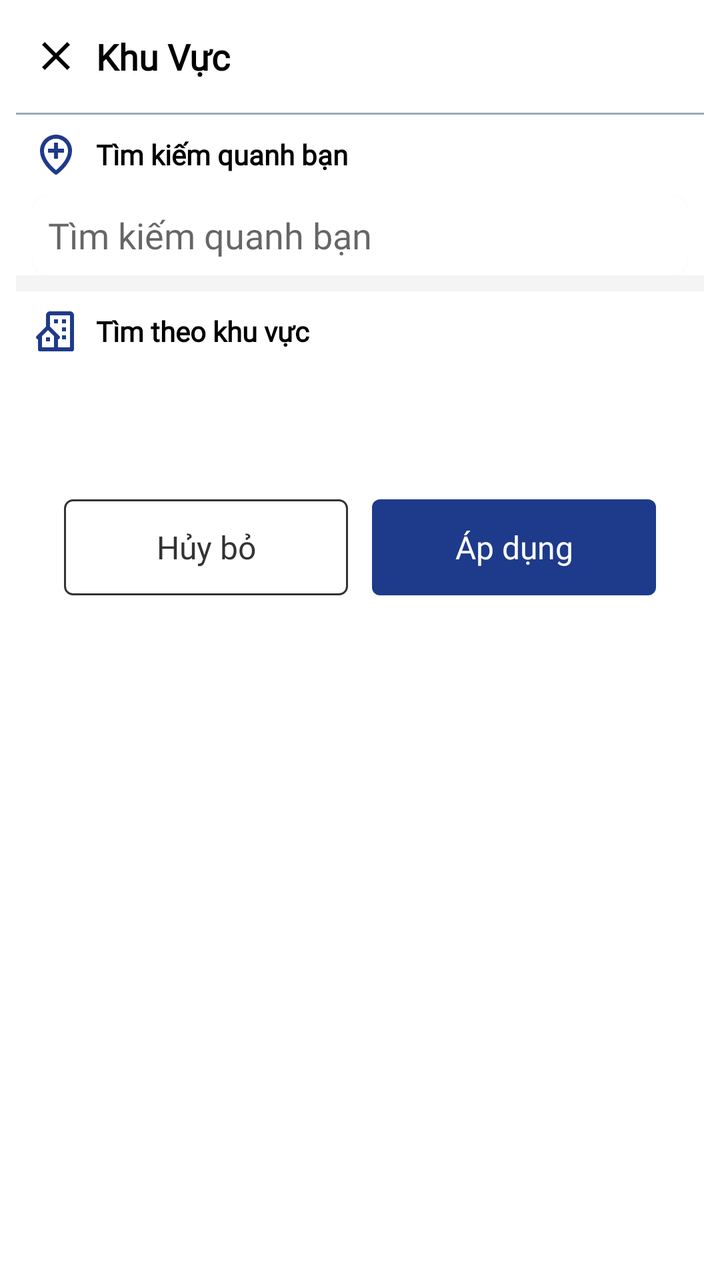
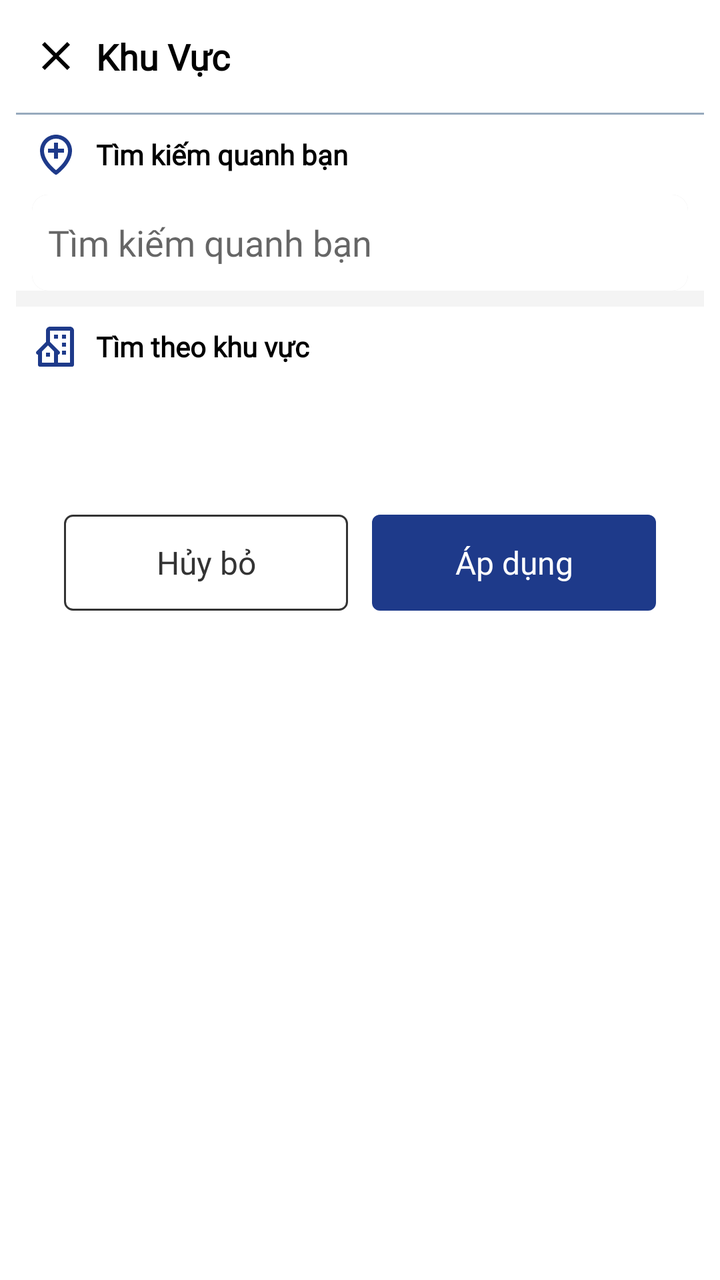

Before-and-after screenshots of an Android layout around one commit, followed by the original layout XML and the change that was made.
<!-- AndroidManifest.xml: application theme Theme.FatherOfApps -->
<!-- res/layout/dialog_filter.xml -->
<layout xmlns:android="http://schemas.android.com/apk/res/android"
    xmlns:app="http://schemas.android.com/apk/res-auto"
    xmlns:tools="http://schemas.android.com/tools">

    <data>
        <variable
            name="viewModel"
            type="com.fatherofapps.androidbase.ui.search.SearchViewModel" />
    </data>

    <androidx.constraintlayout.widget.ConstraintLayout
        android:layout_width="match_parent"
        android:layout_height="wrap_content"
        android:padding="8dp">

        
        <LinearLayout
            android:layout_width="match_parent"
            android:layout_height="wrap_content"
            android:orientation="vertical"
            app:layout_constraintEnd_toEndOf="parent"
            app:layout_constraintStart_toStartOf="parent"
            app:layout_constraintTop_toTopOf="parent">

            <LinearLayout
                android:layout_width="match_parent"
                android:layout_height="wrap_content"
                android:gravity="center_vertical"
                android:orientation="horizontal"
                android:padding="8dp">

                <ImageView
                    android:id="@+id/iv_Close"
                    android:layout_width="24dp"
                    android:layout_height="24dp"
                    android:src="@drawable/ic_close" />

                <TextView
                    android:id="@+id/tvTitle"
                    android:layout_width="wrap_content"
                    android:layout_height="wrap_content"
                    android:layout_gravity="center_vertical"
                    android:layout_marginStart="8dp"
                    android:fontFamily="@font/roboto_regular"
                    android:text="Khu Vực"
                    android:textColor="@color/black"
                    android:textSize="18sp"
                    android:textStyle="bold" /> 
            </LinearLayout>

            <View
                android:id="@+id/divider3"
                android:layout_width="match_parent"
                android:layout_height="1dp"
                android:layout_marginTop="8dp"
                android:background="@color/g_gray700"
                android:backgroundTint="@color/g_blue_gray200" />

            <LinearLayout
                android:layout_width="match_parent"
                android:layout_height="wrap_content"
                android:background="#ffff"
                android:gravity="center_vertical"
                android:orientation="horizontal"
                android:padding="8dp">

                <ImageView
                    android:id="@+id/iv_location"
                    android:layout_width="24dp"
                    android:layout_height="24dp"
                    android:src="@drawable/icon_loaction" />

                <TextView
                    android:id="@+id/tvTitle_location"
                    android:layout_width="wrap_content"
                    android:layout_height="wrap_content"
                    android:layout_gravity="center_vertical"
                    android:layout_marginStart="8dp"
                    android:fontFamily="@font/roboto_regular"
                    android:text="Tìm kiếm quanh bạn"
                    android:textColor="@color/black"
                    android:textSize="14sp"
                    android:textStyle="bold" /> 
            </LinearLayout>

            <EditText
                android:id="@+id/editTextLocation"
                android:layout_width="match_parent"
                android:layout_height="wrap_content"
                android:layout_marginStart="8dp"
                android:layout_marginEnd="8dp"
                android:background="@drawable/rounded_background"
                android:fontFamily="@font/roboto_regular"
                android:hint="Tìm kiếm quanh bạn"
                android:inputType="text"
                android:padding="8dp" />

            <LinearLayout
                android:layout_width="match_parent"
                android:layout_height="wrap_content"
                android:background="#F4F4F4"
                android:gravity="center_vertical"
                android:orientation="horizontal"
                android:padding="4dp">
                
            </LinearLayout>

            <LinearLayout
                android:layout_width="match_parent"
                android:layout_height="wrap_content"
                android:background="#ffff"
                android:gravity="center_vertical"
                android:orientation="horizontal"
                android:padding="8dp">

                <ImageView
                    android:id="@+id/iv_area"
                    android:layout_width="24dp"
                    android:layout_height="24dp"
                    android:src="@drawable/ic_building_house" />

                <TextView
                    android:id="@+id/tvTitle_area"
                    android:layout_width="wrap_content"
                    android:layout_height="wrap_content"
                    android:layout_gravity="center_vertical"
                    android:layout_marginStart="8dp"
                    android:fontFamily="@font/roboto_regular"
                    android:text="Tìm theo khu vực"
                    android:textColor="@color/black"
                    android:textSize="14sp"
                    android:textStyle="bold" />
            </LinearLayout>

            <LinearLayout
                android:layout_width="match_parent"
                android:layout_height="wrap_content"
                android:background="#ffff"
                android:gravity="center_vertical"
                android:orientation="vertical"
                android:padding="8dp">

                <androidx.recyclerview.widget.RecyclerView
                    android:id="@+id/recyclerViewCategories"
                    android:layout_width="match_parent"
                    android:layout_height="wrap_content"
                    android:layout_marginTop="8dp"
                    android:padding="8dp"
                    tools:listitem="@layout/item_district"
                    android:clipToPadding="false"
                    android:scrollbars="horizontal"
                    app:layoutManager="LinearLayoutManager"/>
            </LinearLayout>


            <LinearLayout
                android:id="@+id/linearLayout2"
                android:layout_width="match_parent"
                android:layout_height="wrap_content"
                android:layout_margin="24dp"
                android:orientation="horizontal"
                tools:layout_editor_absoluteX="24dp">

                <androidx.appcompat.widget.AppCompatButton
                    android:id="@+id/btnNegative"
                    style="@style/button_style_normal"
                    android:layout_width="0dp"
                    android:layout_height="wrap_content"
                    android:layout_marginEnd="6dp"
                    android:layout_weight="1"
                    android:text="Hủy bỏ"
                    android:textAllCaps="false" />

                <androidx.appcompat.widget.AppCompatButton
                    android:id="@+id/btnPositive"
                    style="@style/cta_button_style"
                    android:layout_width="0dp"
                    android:layout_height="wrap_content"
                    android:layout_marginStart="6dp"
                    android:layout_weight="1"
                    android:text="Áp dụng"
                    android:textAllCaps="false" />
            </LinearLayout>
        </LinearLayout>
    </androidx.constraintlayout.widget.ConstraintLayout>
</layout>
<!-- res/layout/item_district.xml (included above) -->
<LinearLayout
    xmlns:android="http://schemas.android.com/apk/res/android"
    android:layout_width="wrap_content"
    android:layout_height="wrap_content"
    android:orientation="vertical"
    android:paddingStart="3dp">

    <TextView
        android:id="@+id/spinner_category"
        android:layout_width="75dp"
        android:layout_height="35dp"
        android:background="@drawable/spinner_background"
        android:fontFamily="@font/roboto_regular"
        android:gravity="center"
        android:textSize="12sp"
        android:textColor="@android:color/black"/>
</LinearLayout>
<!-- resources referenced by this layout -->
<resources>
  <color name="black">#FF000000</color>
  <color name="g_blue_gray200">#97AABD</color>
  <color name="g_gray700">#666666</color>
  <!-- drawable ic_close (drawable) -->
  <vector xmlns:android="http://schemas.android.com/apk/res/android" android:height="24dp" android:tint="#000000" android:viewportHeight="24" android:viewportWidth="24" android:width="24dp">
        
      <path android:fillColor="@android:color/white" android:pathData="M19,6.41L17.59,5 12,10.59 6.41,5 5,6.41 10.59,12 5,17.59 6.41,19 12,13.41 17.59,19 19,17.59 13.41,12z"/>
      
  </vector>
  <!-- drawable icon_loaction (drawable) -->
  <vector xmlns:android="http://schemas.android.com/apk/res/android"
      android:width="24dp"
      android:height="24dp"
      android:viewportWidth="24"
      android:viewportHeight="24">
    <path
        android:fillColor="@color/color_main"
        android:pathData="M11.42,21.815a1.004,1.004 0,0 0,1.16 0C12.884,21.598 20.029,16.44 20,10c0,-4.411 -3.589,-8 -8,-8S4,5.589 4,9.996c-0.029,6.444 7.116,11.602 7.42,11.819zM12,4c3.309,0 6,2.691 6,6.004 0.021,4.438 -4.388,8.423 -6,9.731 -1.611,-1.308 -6.021,-5.293 -6,-9.735 0,-3.309 2.691,-6 6,-6z"/>
    <path
        android:fillColor="@color/color_main"
        android:pathData="M11,14h2v-3h3V9h-3V6h-2v3H8v2h3z"/>
  </vector>
  <!-- drawable rounded_background (drawable) -->
  <layer-list xmlns:android="http://schemas.android.com/apk/res/android">
      <item>
          <shape android:shape="rectangle">
              <solid android:color="#E0E0E0" /> 
              <corners android:radius="8dp" />
          </shape>
      </item>
      <item>
          <shape android:shape="rectangle">
              <solid android:color="@color/white" /> 
              <corners android:radius="8dp" />
          </shape>
      </item>
  </layer-list>
  <!-- drawable spinner_background (drawable) -->
  <?xml version="1.0" encoding="utf-8"?>
  <shape xmlns:android="http://schemas.android.com/apk/res/android">
      
      <solid android:color="@android:color/white" />
  
      
      <stroke
          android:width="1dp"
          android:color="#CCCCCC" /> 
  
      
      <corners android:radius="12dp" />
  
      
      <padding
          android:left="8dp"
          android:top="8dp"
          android:right="8dp"
          android:bottom="8dp" />
  </shape>
  <style name="button_style_normal">
          <item name="android:textSize">16sp</item>
          <item name="android:textColor">@color/text_color</item>
          <item name="fontFamily">@font/app_font_medium</item>
          <item name="android:stateListAnimator">@null</item>
          <item name="android:background">@drawable/background_button_normal</item>
      </style>
  <style name="cta_button_style">
          <item name="android:textSize">16sp</item>
          <item name="android:textColor">@color/light_text_color</item>
          <item name="fontFamily">@font/app_font_medium</item>
          <item name="android:stateListAnimator">@null</item>
          <item name="android:background">@drawable/background_cta_button</item>
      </style>
  <color name="color_main">#1E3A8A</color>
  <color name="white">#FFFFFFFF</color>
  <color name="text_color">#333333</color>
  <!-- drawable background_button_normal (drawable) -->
  <?xml version="1.0" encoding="utf-8"?>
  <shape xmlns:android="http://schemas.android.com/apk/res/android">
  
      <corners android:radius="4dp"/>
  
      <solid android:color="@android:color/white" />
  
      <stroke android:color="@color/text_color" android:width="1dp"/>
  
  </shape>
  <color name="light_text_color">#FFFFFFFF</color>
  <!-- drawable background_cta_button (drawable) -->
  <?xml version="1.0" encoding="utf-8"?>
  <shape xmlns:android="http://schemas.android.com/apk/res/android">
  
      <corners android:radius="4dp"/>
  
      <solid android:color="@color/color_main" />
  
  </shape>
  <color name="primaryColor">#ff6c2f</color>
  <color name="primaryDarkColor">#c53a00</color>
  <color name="primaryLightColor">#ff9e5d</color>
  <!-- unchanged entries left out for length: 2 -->
</resources>

<!-- the commit's change to res/layout/dialog_filter.xml (unified diff, before → after) -->
@@ -93,6 +93,7 @@
                 android:fontFamily="@font/roboto_regular"
                 android:hint="Tìm kiếm quanh bạn"
                 android:inputType="text"
+                android:minHeight="48dp"
                 android:padding="8dp" />
 
             <LinearLayout
